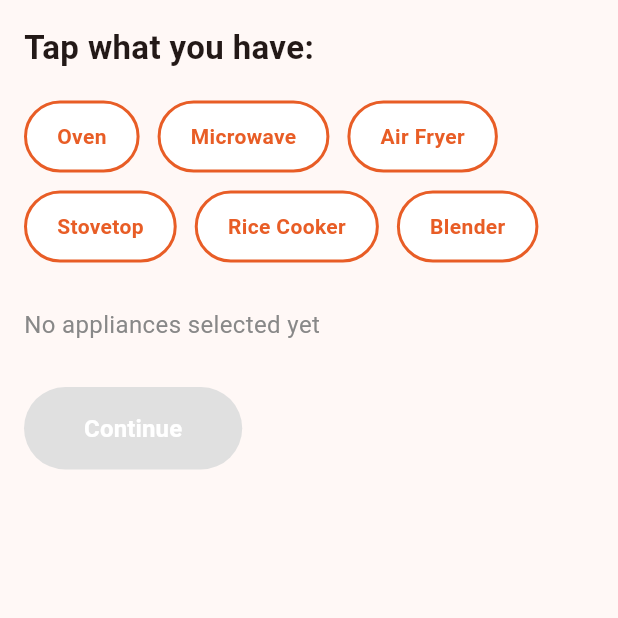
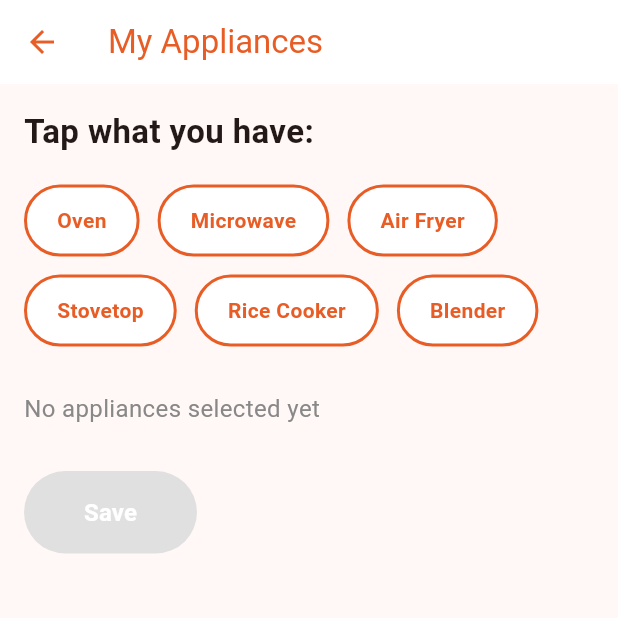
Before and after one commit to NEKORINA91/anycook, a Flutter app: the screen it shows after launch, after a tap on "Sign In", after a tap on the "menu" icon, after a tap on "My Appliances", on a phone screen of 412 x 824 dp, the top half of it. Run offline on Flutter 3.47's test engine with Material 3 defaults, Android fonts, the phone set to English and light mode, and no system bars.

Commit message:
mores screen testings to seprate the flow

```diff
--- a/lib/screens/kitchen_setup_screen.dart
+++ b/lib/screens/kitchen_setup_screen.dart
@@ -1,6 +1,7 @@
 import 'package:flutter/material.dart';
+import 'package:provider/provider.dart';
 import 'package:anycook/widgets/appliance_chip.dart';
-import 'package:anycook/screens/pantry_screen.dart';
+import 'package:anycook/state/app_state.dart';
 
 class KitchenSetupScreen extends StatefulWidget {
   const KitchenSetupScreen({super.key});
@@ -10,7 +11,7 @@ class KitchenSetupScreen extends StatefulWidget {
 }
 
 class _KitchenSetupScreenState extends State<KitchenSetupScreen> {
-  List<String> selectedAppliances = [];
+  late List<String> selectedAppliances;
 
   final List<String> allAppliances = [
     'Oven',
@@ -22,8 +23,22 @@ class _KitchenSetupScreenState extends State<KitchenSetupScreen> {
   ];
 
   @override
+  void initState() {
+    super.initState();
+    // Pre-fill with whatever's already saved, so re-opening this screen
+    // shows your existing selection instead of starting blank.
+    selectedAppliances = List.from(context.read<AppState>().appliances);
+  }
+
+  @override
   Widget build(BuildContext context) {
     return Scaffold(
+      appBar: AppBar(
+        title: const Text('My Appliances'),
+        backgroundColor: Colors.white,
+        foregroundColor: const Color(0xFFE85D26),
+        elevation: 0,
+      ),
       body: Padding(
         padding: const EdgeInsets.all(16),
         child: Column(
@@ -66,14 +81,8 @@ class _KitchenSetupScreenState extends State<KitchenSetupScreen> {
               onPressed: selectedAppliances.isEmpty
                   ? null
                   : () {
-                      Navigator.push(
-                        context,
-                        MaterialPageRoute(
-                          builder: (context) => PantryScreen(
-                            appliances: selectedAppliances,
-                          ),
-                        ),
-                      );
+                      context.read<AppState>().setAppliances(selectedAppliances);
+                      Navigator.pop(context);
                     },
               style: ElevatedButton.styleFrom(
                 backgroundColor: const Color(0xFFE85D26),
@@ -84,7 +93,7 @@ class _KitchenSetupScreenState extends State<KitchenSetupScreen> {
                 ),
               ),
               child: const Text(
-                'Continue',
+                'Save',
                 style: TextStyle(color: Colors.white, fontSize: 16, fontWeight: FontWeight.bold),
               ),
             ),
--- a/lib/screens/login_screen.dart
+++ b/lib/screens/login_screen.dart
@@ -11,13 +11,13 @@ class LoginScreen extends StatefulWidget {
 }
 
 class _LoginScreenState extends State<LoginScreen> {
-  final TextEditingController _emailController = TextEditingController();
+  final TextEditingController _usernameController = TextEditingController();
   final TextEditingController _passwordController = TextEditingController();
   bool _obscurePassword = true;
 
   @override
   void dispose() {
-    _emailController.dispose();
+    _usernameController.dispose();
     _passwordController.dispose();
     super.dispose();
   }
@@ -99,13 +99,13 @@ class _LoginScreenState extends State<LoginScreen> {
                   style: TextStyle(fontSize: 15, color: Color(0xFF888888), height: 1.4),
                 ),
                 const SizedBox(height: 36),
-                const Text('Email', style: TextStyle(fontWeight: FontWeight.w600, fontSize: 13)),
+                const Text('Username', style: TextStyle(fontWeight: FontWeight.w600, fontSize: 13)),
                 const SizedBox(height: 6),
                 TextField(
-                  controller: _emailController,
-                  keyboardType: TextInputType.emailAddress,
-                  decoration: _fieldDecoration('you@example.com', Icons.mail_outline),
+                  controller: _usernameController,
+                  decoration: _fieldDecoration('Enter your username', Icons.person_outline),
                 ),
+
                 const SizedBox(height: 18),
                 const Text('Password', style: TextStyle(fontWeight: FontWeight.w600, fontSize: 13)),
                 const SizedBox(height: 6),
```
